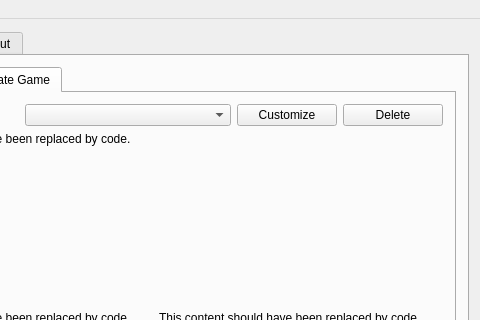
First picture: the form in randovania/gui/ui_files/main_window.ui, repository randovania/randovania, before the edit; both pictures show x 168 to 648 and y 0 to 320 of the 648 by 596 pixel window.
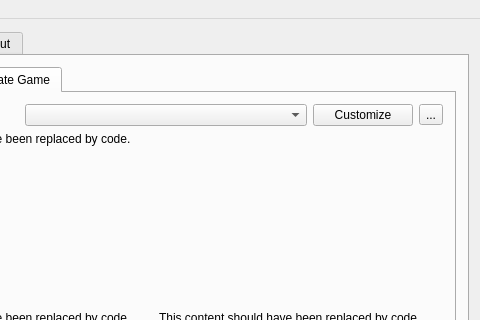
Second picture: the form after the edit. The open tabs and pages were chosen to show the change. Icons and pictures are not drawn.

Commit message: Add preset exporting/importing

The edit to the form file:
```diff
--- a/randovania/gui/ui_files/main_window.ui
+++ b/randovania/gui/ui_files/main_window.ui
@@ -284,15 +284,12 @@
                </widget>
               </item>
               <item>
-               <widget class="QPushButton" name="create_delete_button">
-                <property name="maximumSize">
-                 <size>
-                  <width>100</width>
-                  <height>16777215</height>
-                 </size>
-                </property>
+               <widget class="QToolButton" name="preset_tool_button">
                 <property name="text">
-                 <string>Delete</string>
+                 <string>...</string>
+                </property>
+                <property name="popupMode">
+                 <enum>QToolButton::InstantPopup</enum>
                 </property>
                </widget>
               </item>
```
The commit also changes 5 other files.
